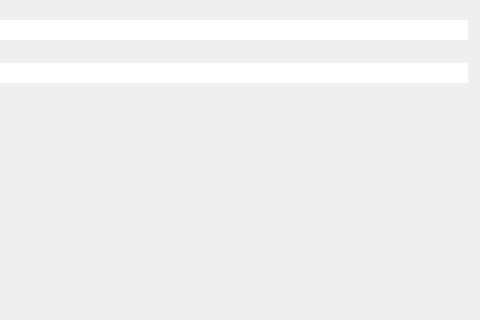
This is src/UI/ffmpegsettingswidget.ui in RxLaboratory/DuME as Qt 5 draws it before an edit; both pictures show x 674 to 1154 and y 0 to 320 of the 1154 by 560 pixel window. The edited form follows.
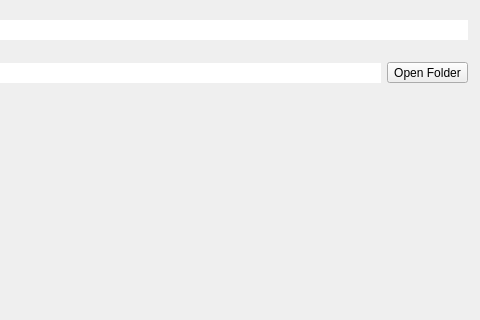
This is the edited form. Icons and pictures are not drawn.

Commit message: added buttons to open folders in the settings

Patch:
```diff
--- a/src/UI/ffmpegsettingswidget.ui
+++ b/src/UI/ffmpegsettingswidget.ui
@@ -108,6 +108,17 @@
            </property>
           </widget>
          </item>
+         <item>
+          <widget class="QToolButton" name="openButton">
+           <property name="text">
+            <string>Open Folder</string>
+           </property>
+           <property name="icon">
+            <iconset resource="../resources.qrc">
+             <normaloff>:/icons/go-folder</normaloff>:/icons/go-folder</iconset>
+           </property>
+          </widget>
+         </item>
         </layout>
        </widget>
       </item>
```
Left out of the diff: 4 changed lines with no effect on the pictures. The commit also changes 9 other files.
